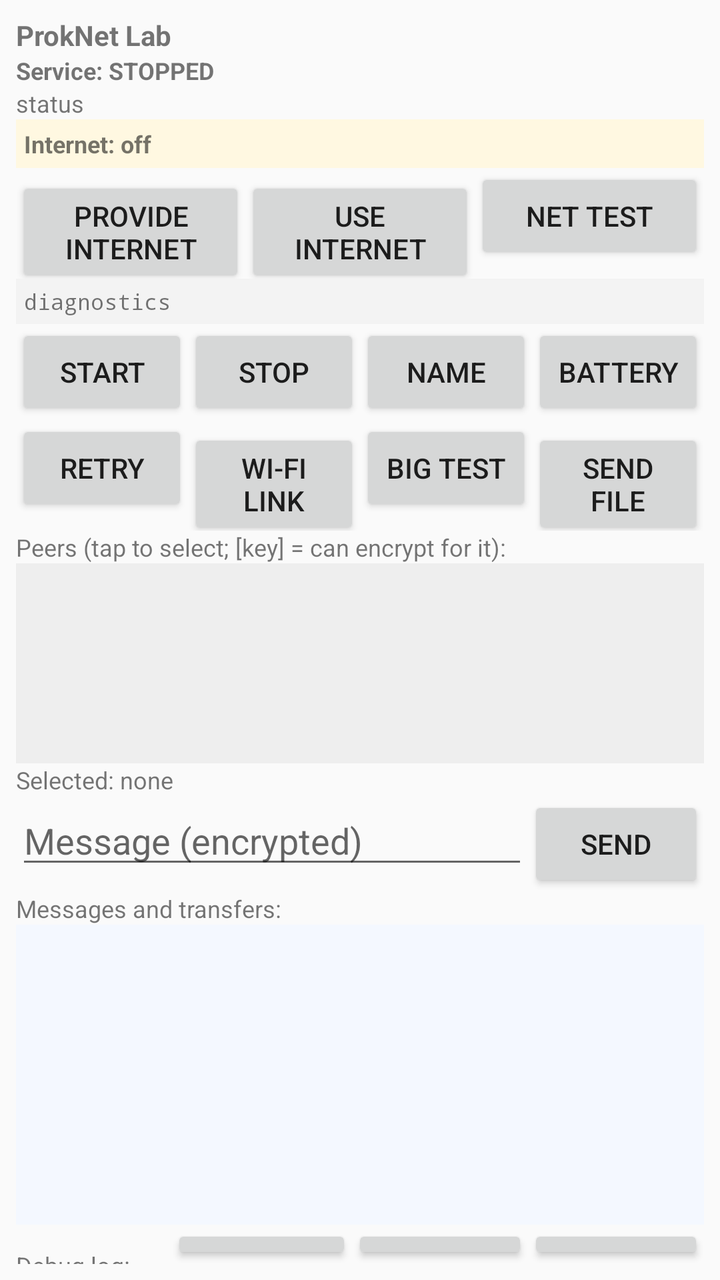
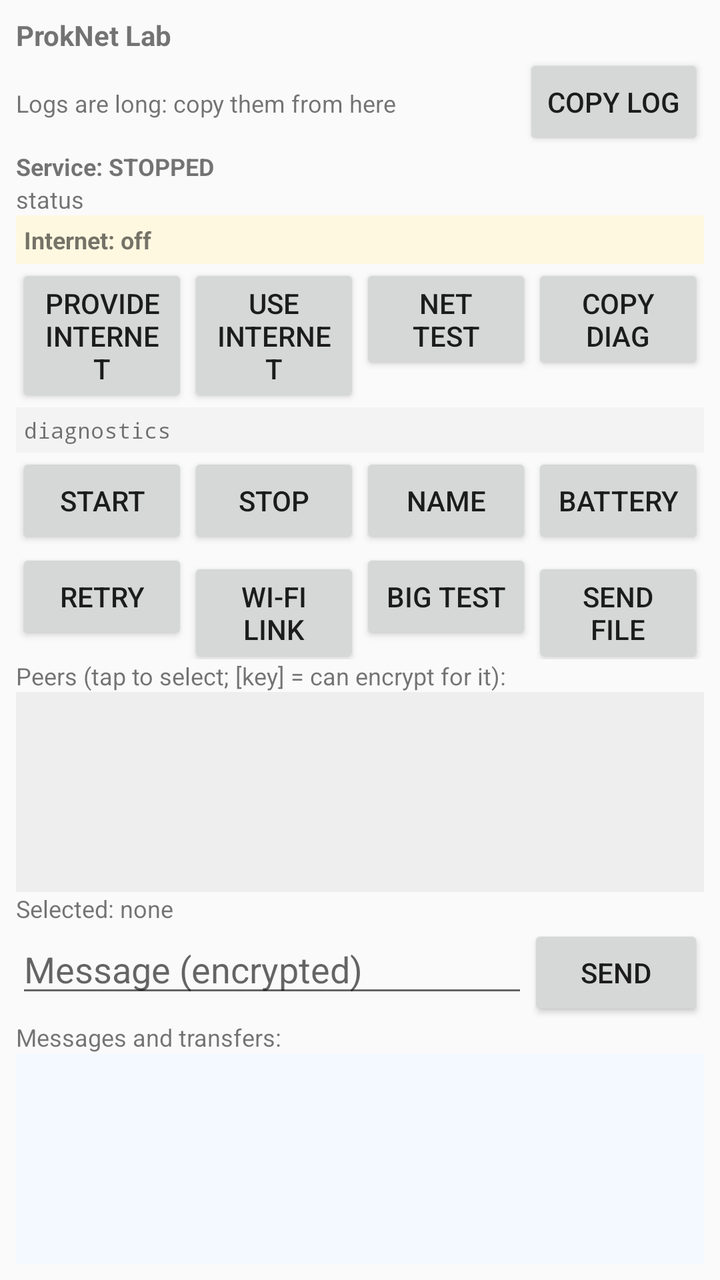

An Android layout rendered at two revisions. The XML below is the earlier revision; the diff shows what the commit changed to produce the second picture.
<!-- AndroidManifest.xml: application theme android:Theme.Material.Light.NoActionBar -->
<!-- res/layout/activity_main.xml -->
<?xml version="1.0" encoding="utf-8"?>
<LinearLayout xmlns:android="http://schemas.android.com/apk/res/android"
    android:layout_width="match_parent"
    android:layout_height="match_parent"
    android:orientation="vertical"
    android:padding="8dp">

    <TextView
        android:id="@+id/txtIdentity"
        android:layout_width="match_parent"
        android:layout_height="wrap_content"
        android:textStyle="bold"
        android:text="ProkNet Lab" />

    <TextView
        android:id="@+id/txtService"
        android:layout_width="match_parent"
        android:layout_height="wrap_content"
        android:textSize="12sp"
        android:textStyle="bold"
        android:text="Service: STOPPED" />

    <TextView
        android:id="@+id/txtStatus"
        android:layout_width="match_parent"
        android:layout_height="wrap_content"
        android:textSize="12sp"
        android:text="status" />

    <TextView
        android:id="@+id/txtWifiBanner"
        android:layout_width="match_parent"
        android:layout_height="wrap_content"
        android:textSize="13sp"
        android:textStyle="bold"
        android:textColor="#000000"
        android:padding="6dp"
        android:visibility="gone"
        android:text="" />

    <TextView
        android:id="@+id/txtInternet"
        android:layout_width="match_parent"
        android:layout_height="wrap_content"
        android:textSize="12sp"
        android:textStyle="bold"
        android:background="#FFF8E1"
        android:padding="4dp"
        android:text="Internet: off" />

    <LinearLayout
        android:layout_width="match_parent"
        android:layout_height="wrap_content"
        android:orientation="horizontal">
        <Button android:id="@+id/btnProvide" android:layout_width="0dp" android:layout_weight="1"
            android:layout_height="wrap_content" android:text="Provide Internet" />
        <Button android:id="@+id/btnUseInternet" android:layout_width="0dp" android:layout_weight="1"
            android:layout_height="wrap_content" android:text="Use Internet" />
        <Button android:id="@+id/btnNetTest" android:layout_width="0dp" android:layout_weight="1"
            android:layout_height="wrap_content" android:text="Net test" />
    </LinearLayout>

    <TextView
        android:id="@+id/txtDiag"
        android:layout_width="match_parent"
        android:layout_height="wrap_content"
        android:textSize="11sp"
        android:typeface="monospace"
        android:background="#F3F3F3"
        android:padding="4dp"
        android:text="diagnostics" />

    <LinearLayout
        android:layout_width="match_parent"
        android:layout_height="wrap_content"
        android:orientation="horizontal">
        <Button android:id="@+id/btnStart" android:layout_width="0dp" android:layout_weight="1"
            android:layout_height="wrap_content" android:text="Start" />
        <Button android:id="@+id/btnStop" android:layout_width="0dp" android:layout_weight="1"
            android:layout_height="wrap_content" android:text="Stop" />
        <Button android:id="@+id/btnRename" android:layout_width="0dp" android:layout_weight="1"
            android:layout_height="wrap_content" android:text="Name" />
        <Button android:id="@+id/btnBattery" android:layout_width="0dp" android:layout_weight="1"
            android:layout_height="wrap_content" android:text="Battery" />
    </LinearLayout>

    <LinearLayout
        android:layout_width="match_parent"
        android:layout_height="wrap_content"
        android:orientation="horizontal">
        <Button android:id="@+id/btnRetry" android:layout_width="0dp" android:layout_weight="1"
            android:layout_height="wrap_content" android:text="Retry" />
        <Button android:id="@+id/btnWifi" android:layout_width="0dp" android:layout_weight="1"
            android:layout_height="wrap_content" android:text="Wi-Fi link" />
        <Button android:id="@+id/btnBigTest" android:layout_width="0dp" android:layout_weight="1"
            android:layout_height="wrap_content" android:text="Big test" />
        <Button android:id="@+id/btnSendFile" android:layout_width="0dp" android:layout_weight="1"
            android:layout_height="wrap_content" android:text="Send file" />
    </LinearLayout>

    <TextView
        android:layout_width="match_parent"
        android:layout_height="wrap_content"
        android:text="Peers (tap to select; [key] = can encrypt for it):"
        android:textSize="12sp" />

    <ListView
        android:id="@+id/listPeers"
        android:layout_width="match_parent"
        android:layout_height="100dp"
        android:background="#EEEEEE" />

    <TextView
        android:id="@+id/txtSelected"
        android:layout_width="match_parent"
        android:layout_height="wrap_content"
        android:textSize="12sp"
        android:text="Selected: none" />

    <LinearLayout
        android:layout_width="match_parent"
        android:layout_height="wrap_content"
        android:orientation="horizontal">
        <EditText android:id="@+id/editMessage" android:layout_width="0dp" android:layout_weight="1"
            android:layout_height="wrap_content" android:hint="Message (encrypted)" android:inputType="text"
            android:maxLength="20000" android:imeOptions="actionSend" />
        <Button android:id="@+id/btnSend" android:layout_width="wrap_content"
            android:layout_height="wrap_content" android:text="Send" />
    </LinearLayout>

    <TextView
        android:layout_width="match_parent"
        android:layout_height="wrap_content"
        android:text="Messages and transfers:"
        android:textSize="12sp" />

    <ListView
        android:id="@+id/listMessages"
        android:layout_width="match_parent"
        android:layout_height="150dp"
        android:background="#F4F8FF"
        android:stackFromBottom="true"
        android:transcriptMode="alwaysScroll" />

    <LinearLayout
        android:layout_width="match_parent"
        android:layout_height="wrap_content"
        android:orientation="horizontal">
        <TextView android:layout_width="0dp" android:layout_weight="1" android:layout_height="wrap_content"
            android:text="Debug log:" android:textSize="12sp" android:gravity="center_vertical" />
        <Button android:id="@+id/btnCopyLog" android:layout_width="wrap_content"
            android:layout_height="wrap_content" android:text="Copy log" />
        <Button android:id="@+id/btnShareLog" android:layout_width="wrap_content"
            android:layout_height="wrap_content" android:text="Share" />
        <Button android:id="@+id/btnClearLog" android:layout_width="wrap_content"
            android:layout_height="wrap_content" android:text="Clear" />
    </LinearLayout>

    <ScrollView
        android:id="@+id/scrollLog"
        android:layout_width="match_parent"
        android:layout_height="0dp"
        android:layout_weight="1"
        android:background="#111111">
        <TextView
            android:id="@+id/txtLog"
            android:layout_width="match_parent"
            android:layout_height="wrap_content"
            android:textColor="#B7F5B7"
            android:typeface="monospace"
            android:textSize="10sp"
            android:padding="4dp" />
    </ScrollView>
</LinearLayout>
<!-- resources referenced by this layout -->
<resources>

</resources>

<!-- the commit's change to res/layout/activity_main.xml (unified diff, before → after) -->
@@ -11,6 +11,16 @@
         android:layout_height="wrap_content"
         android:textStyle="bold"
         android:text="ProkNet Lab" />
+
+    <LinearLayout
+        android:layout_width="match_parent"
+        android:layout_height="wrap_content"
+        android:orientation="horizontal">
+        <TextView android:layout_width="0dp" android:layout_weight="1" android:layout_height="wrap_content"
+            android:gravity="center_vertical" android:textSize="12sp" android:text="Logs are long: copy them from here" />
+        <Button android:id="@+id/btnCopyLogTop" android:layout_width="wrap_content"
+            android:layout_height="wrap_content" android:text="COPY LOG" />
+    </LinearLayout>
 
     <TextView
         android:id="@+id/txtService"
@@ -58,6 +68,8 @@
             android:layout_height="wrap_content" android:text="Use Internet" />
         <Button android:id="@+id/btnNetTest" android:layout_width="0dp" android:layout_weight="1"
             android:layout_height="wrap_content" android:text="Net test" />
+        <Button android:id="@+id/btnCopyDiag" android:layout_width="0dp" android:layout_weight="1"
+            android:layout_height="wrap_content" android:text="COPY DIAG" />
     </LinearLayout>
 
     <TextView
